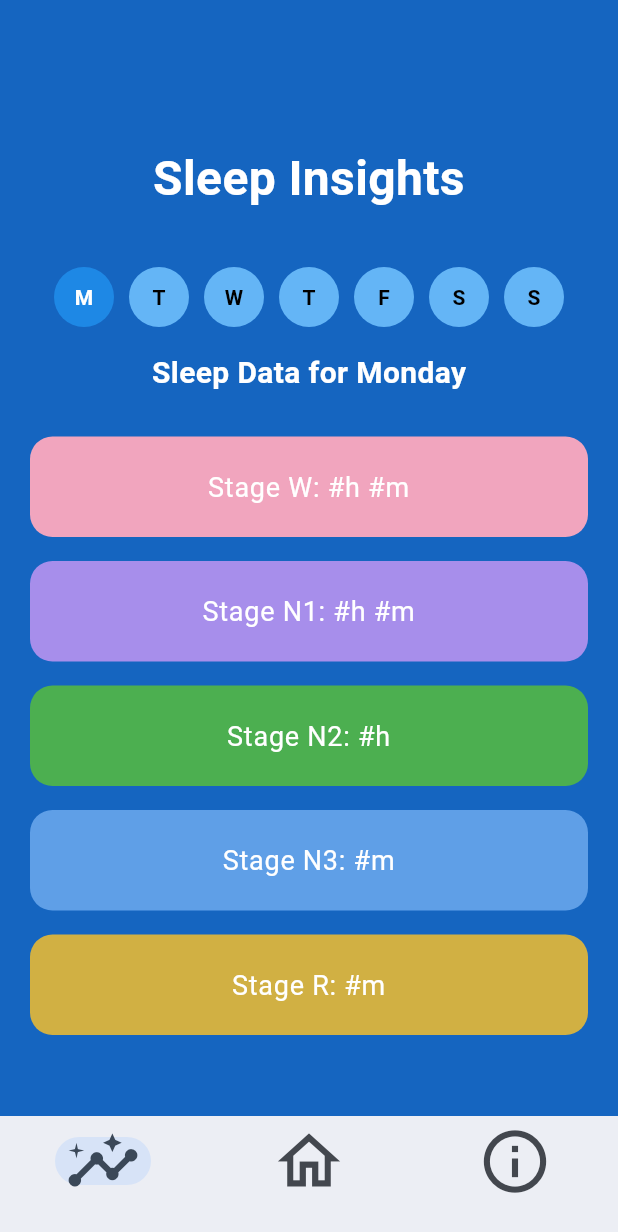
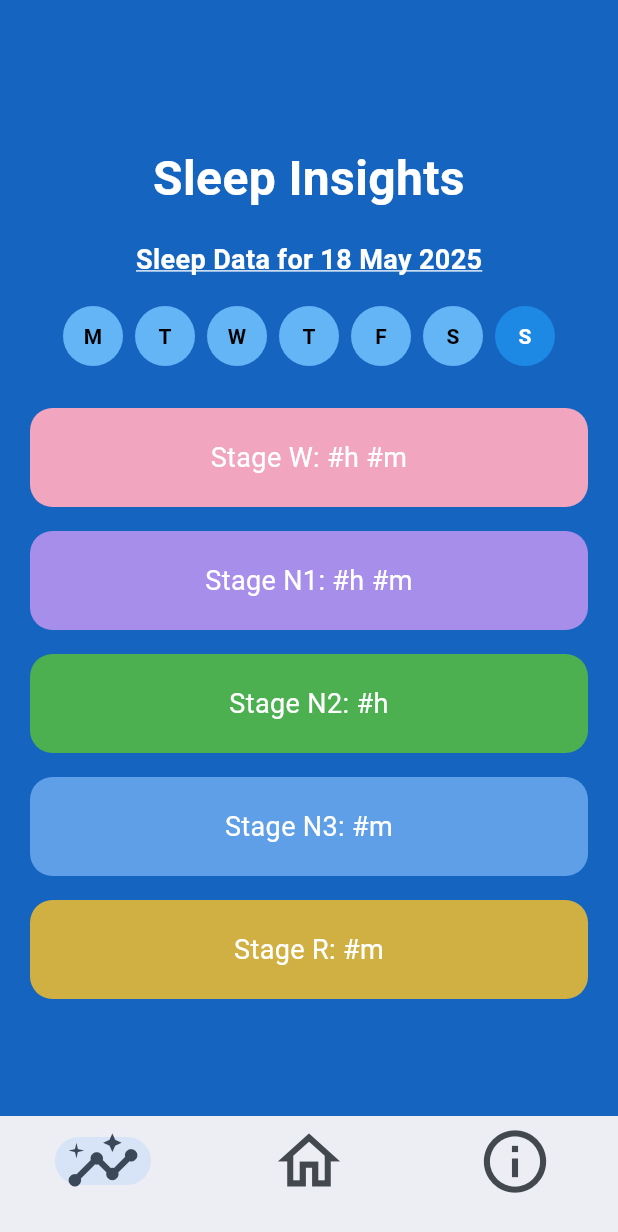
Before and after one commit to AdrienneChiu/AI-SleepAppTracker, a Flutter app: the screen it shows after launch, on a phone screen of 412 x 824 dp. Shown: the top 1232 px of the screen. Run offline on Flutter 3.47's test engine with Material 3 defaults, Android fonts, the phone set to English and light mode, and no system bars; our stand-ins replace fl_chart.

```diff
--- a/lib/insights_page.dart
+++ b/lib/insights_page.dart
@@ -1,4 +1,5 @@
 import 'package:flutter/material.dart';
+import 'package:intl/intl.dart';
 
 class InsightsPage extends StatefulWidget {
   const InsightsPage({super.key});
@@ -8,13 +9,7 @@ class InsightsPage extends StatefulWidget {
 }
 
 class _InsightsPageState extends State<InsightsPage> {
-  int selectedDayIndex = 0;
-
-  final List<String> shortDays = ["M", "T", "W", "T", "F", "S", "S"];
-  final List<String> fullDays = [
-    "Monday", "Tuesday", "Wednesday", "Thursday",
-    "Friday", "Saturday", "Sunday"
-  ];
+  DateTime selectedDate = DateTime.now();
 
   final List<String> insights = [
     "Stage W: #h #m",
@@ -32,16 +27,36 @@ class _InsightsPageState extends State<InsightsPage> {
     Color.fromARGB(255, 209, 176, 67),
   ];
 
+  /// Returns the list of weekdays for the week of a given date (Mon - Sun)
+  List<DateTime> getWeekDates(DateTime date) {
+    DateTime startOfWeek = date.subtract(Duration(days: date.weekday - 1));
+    return List.generate(7, (i) => startOfWeek.add(Duration(days: i)));
+  }
+
+  /// Handles date picking via calendar
+  Future<void> _pickDate() async {
+    final DateTime? picked = await showDatePicker(
+      context: context,
+      initialDate: selectedDate,
+      firstDate: DateTime(2020),
+      lastDate: DateTime(2100),
+    );
+
+    if (picked != null && picked != selectedDate) {
+      setState(() {
+        selectedDate = picked;
+      });
+    }
+  }
+
+  /// Show popup insight card
   void showInsightDetails(int index) {
     showDialog(
       context: context,
-      barrierDismissible: true,
       builder: (context) {
         return Dialog(
           backgroundColor: boxColors[index],
-          shape: RoundedRectangleBorder(
-            borderRadius: BorderRadius.circular(20),
-          ),
+          shape: RoundedRectangleBorder(borderRadius: BorderRadius.circular(20)),
           child: Container(
             padding: const EdgeInsets.all(20),
             height: MediaQuery.of(context).size.height * 0.5,
@@ -83,7 +98,8 @@ class _InsightsPageState extends State<InsightsPage> {
 
   @override
   Widget build(BuildContext context) {
-    final ThemeData theme = Theme.of(context);
+    final weekDates = getWeekDates(selectedDate);
+    //final selectedDayIndex = selectedDate.weekday - 1;
 
     return SafeArea(
       child: Container(
@@ -100,37 +116,53 @@ class _InsightsPageState extends State<InsightsPage> {
               ),
               textAlign: TextAlign.center,
             ),
-            const SizedBox(height: 20),
+            const SizedBox(height: 10),
+            GestureDetector(
+              onTap: _pickDate,
+              child: Padding(
+                padding: const EdgeInsets.symmetric(vertical: 8.0),
+                child: Text(
+                  "Sleep Data for ${DateFormat('d MMMM yyyy').format(selectedDate)}",
+                  style: const TextStyle(
+                    fontSize: 18,
+                    fontWeight: FontWeight.bold,
+                    color: Colors.white,
+                    decoration: TextDecoration.underline,
+                    decorationColor: Colors.white
+                  ),
+                ),
+              ),
+            ),
+            const SizedBox(height: 10),
 
-            // Days of the week selector
-            Padding(
-              padding: const EdgeInsets.symmetric(vertical: 16.0),
-              child: Row(
+            // Weekday bubbles
+            Row(
               mainAxisAlignment: MainAxisAlignment.center,
-                children: List.generate(shortDays.length, (index) {
+              children: List.generate(7, (index) {
+                final date = weekDates[index];
+                final isSelected = date.day == selectedDate.day &&
+                    date.month == selectedDate.month &&
+                    date.year == selectedDate.year;
+
                 return GestureDetector(
                   onTap: () {
                     setState(() {
-                        selectedDayIndex = index;
+                      selectedDate = date;
                     });
                   },
                   child: Container(
-                      margin: const EdgeInsets.symmetric(horizontal: 5.0),
+                    margin: const EdgeInsets.symmetric(horizontal: 4),
                     width: 40,
                     height: 40,
                     decoration: BoxDecoration(
-                        color: selectedDayIndex == index
-                            ? Colors.blue[600]
-                            : Colors.blue[300],
+                      color: isSelected ? Colors.blue[600] : Colors.blue[300],
                       shape: BoxShape.circle,
                     ),
                     alignment: Alignment.center,
                     child: Text(
-                        shortDays[index],
+                      DateFormat.E().format(date).substring(0, 1),
                       style: TextStyle(
-                          color: selectedDayIndex == index
-                              ? Colors.white
-                              : Colors.black,
+                        color: isSelected ? Colors.white : Colors.black,
                         fontWeight: FontWeight.bold,
                       ),
                     ),
@@ -138,27 +170,25 @@ class _InsightsPageState extends State<InsightsPage> {
                 );
               }),
             ),
-            ),
 
-            // Selected day label
-            Text(
-              "Sleep Data for ${fullDays[selectedDayIndex]}",
-              style: const TextStyle(
-                fontSize: 20,
-                fontWeight: FontWeight.bold,
-                color: Colors.white,
-              ),
-            ),
+            // const SizedBox(height: 10),
+            // Text(
+            //   "Sleep Data for ${DateFormat.EEEE().format(selectedDate)}",
+            //   style: const TextStyle(
+            //     fontSize: 20,
+            //     fontWeight: FontWeight.bold,
+            //     color: Colors.white,
+            //   ),
+            // ),
 
             const SizedBox(height: 20),
 
-            // Insights list + divider
+            // Insight list
             Expanded(
               child: ListView.builder(
                 physics: const BouncingScrollPhysics(),
-                itemCount: insights.length + 1,
+                itemCount: insights.length,
                 itemBuilder: (context, index) {
-                  if (index < insights.length) {
                   return GestureDetector(
                     onTap: () => showInsightDetails(index),
                     child: Container(
@@ -171,7 +201,7 @@ class _InsightsPageState extends State<InsightsPage> {
                       ),
                       child: Text(
                         insights[index],
-                          style: theme.textTheme.bodyLarge!.copyWith(
+                        style: const TextStyle(
                           color: Colors.white,
                           fontSize: 18,
                         ),
@@ -179,15 +209,6 @@ class _InsightsPageState extends State<InsightsPage> {
                       ),
                     ),
                   );
-                  } else {
-                    return const Padding(
-                      padding: EdgeInsets.symmetric(vertical: 60.0),
-                      child: Divider(
-                        thickness: 1,
-                        color: Colors.white70,
-                      ),
-                    );
-                  }
                 },
               ),
             ),
--- a/pubspec.yaml
+++ b/pubspec.yaml
@@ -31,6 +31,7 @@ dependencies:
   flutter:
     sdk: flutter
   fl_chart: ^0.71.0
+  intl: ^0.18.1
 
   # The following adds the Cupertino Icons font to your application.
   # Use with the CupertinoIcons class for iOS style icons.
```
Also changed, not shown: pubspec.lock. Lines whose indentation alone changed are shown as unchanged.
